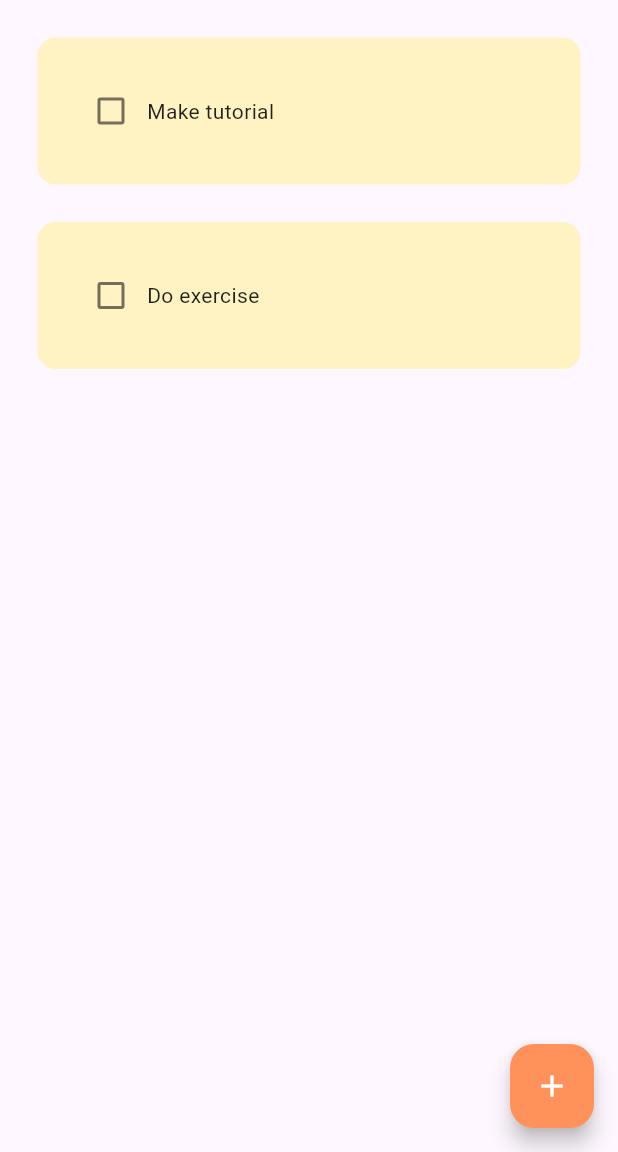
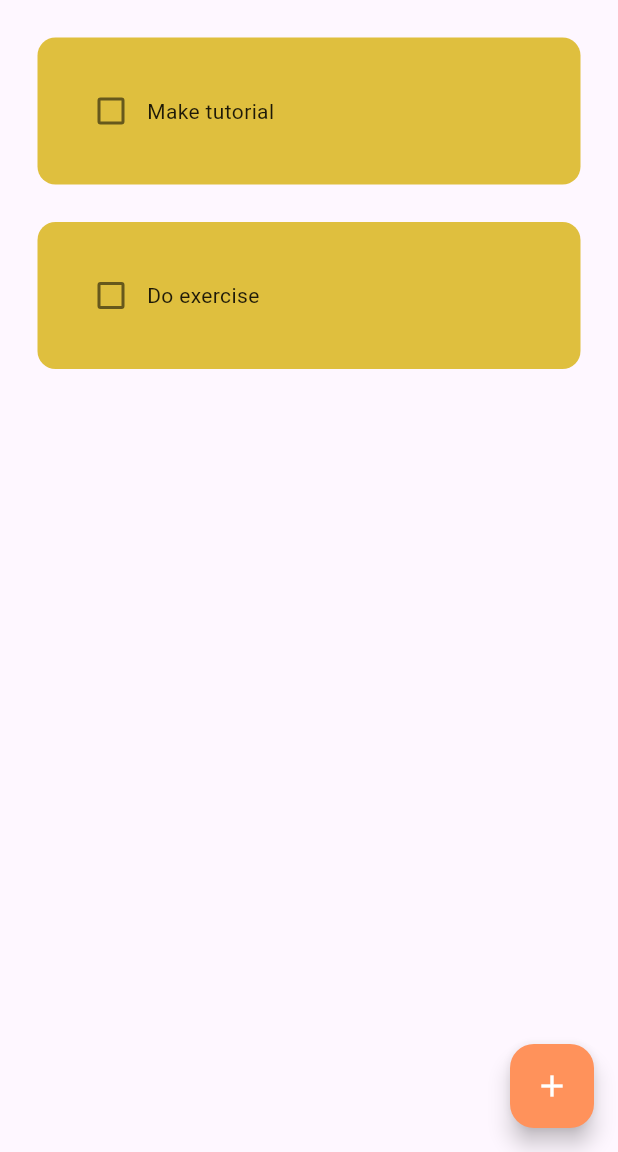
Before and after one commit to itsAMd22/FlutterClassWork, a Flutter app: the screen it shows after launch, on a phone screen of 412 x 824 dp, the part 84-1236 px from its top. Run offline on Flutter 3.47's test engine with Material 3 defaults, Android fonts, the phone set to English and light mode, and no system bars; drawn by our look-alikes of flutter_slidable; our stand-ins replace hive_flutter, material_ui; accounts and stored records are empty.

Commit message:
notToDoApp updated

```diff
--- a/notToDoApp/lib/pages/homepage.dart
+++ b/notToDoApp/lib/pages/homepage.dart
@@ -53,14 +53,6 @@ class _HomePageState extends State<HomePage> {
     db.updateDataBase();
   }
 
-  // Complete Delete Function
-  void deleteTask(int index) {
-    setState(() {
-      db.toDoList.removeAt(index);
-    });
-    db.updateDataBase();
-  }
-
   // Open task creation dialog
   void createNewTask() {
     showDialog(
@@ -73,6 +65,14 @@ class _HomePageState extends State<HomePage> {
         );
       },
     );
+  }
+
+  // Complete Delete Function
+  void deleteTask(int index) {
+    setState(() {
+      db.toDoList.removeAt(index);
+    });
+    db.updateDataBase();
   }
 
   @override
@@ -105,7 +105,7 @@ class _HomePageState extends State<HomePage> {
         backgroundColor: const Color.fromARGB(255, 198, 173, 83),
         child: ListView(
           children: [
-            // 1
+            // 1-> user info
             UserAccountsDrawerHeader(
               decoration: const BoxDecoration(
                 color: Color.fromARGB(255, 74, 73, 66),
@@ -128,7 +128,7 @@ class _HomePageState extends State<HomePage> {
               accountEmail: const Text("mo.arif.2205@gmail.com\nCSE 64B"),
             ),
 
-            // 2
+            // 2->profile page
             ListTile(
               leading: const Icon(Icons.person, color: Colors.black,),
               title: const Text('Profile', style: TextStyle(color: Colors.black),),
@@ -139,7 +139,7 @@ class _HomePageState extends State<HomePage> {
             ),
             const Divider(),
 
-            // 3
+            // 3->settings page
             ListTile(
               leading: const Icon(Icons.settings, color: Colors.black,),
               title: const Text('Settings', style: TextStyle(color: Colors.black),),
@@ -154,6 +154,7 @@ class _HomePageState extends State<HomePage> {
 
       //body - list of tasks
       body: ListView.builder(
+        scrollDirection: Axis.vertical,
         itemCount: db.toDoList.length,
         itemBuilder: (context, index) {
           return ToDoTile(
--- a/notToDoApp/lib/util/dialogbox.dart
+++ b/notToDoApp/lib/util/dialogbox.dart
@@ -25,7 +25,6 @@ class DialogBox extends StatelessWidget{
             TextField(
               controller: controller,
               decoration: InputDecoration(
-
                 border: OutlineInputBorder(),
                 hintText: "Add a new task",
               ),
@@ -45,7 +44,6 @@ class DialogBox extends StatelessWidget{
                 MyButton(text: "Cancel", onPressed: onCancel),
               ],
             ),
-
           ],
         ),
       ),
--- a/notToDoApp/lib/util/todotile.dart
+++ b/notToDoApp/lib/util/todotile.dart
@@ -23,8 +23,8 @@ class ToDoTile extends StatelessWidget{
     final isDark = Theme.of(context).brightness == Brightness.dark;
 
     final tileColor = isDark
-        ? const Color.fromARGB(255, 255, 235, 58) // your current yellow (dark mode)
-        : const Color(0xFFFFF3C4);
+        ? const Color.fromARGB(255, 255, 235, 58)
+        : const Color.fromARGB(255, 223, 191, 62);
 
     return Padding(
       padding: const EdgeInsets.only(left: 25, right: 25, top: 25),
```
Also changed, not shown: notToDoApp/lib/main.dart (+1 -9 lines), notToDoApp/lib/pages/settingspage.dart (+7 -0 lines), 2 other files.
